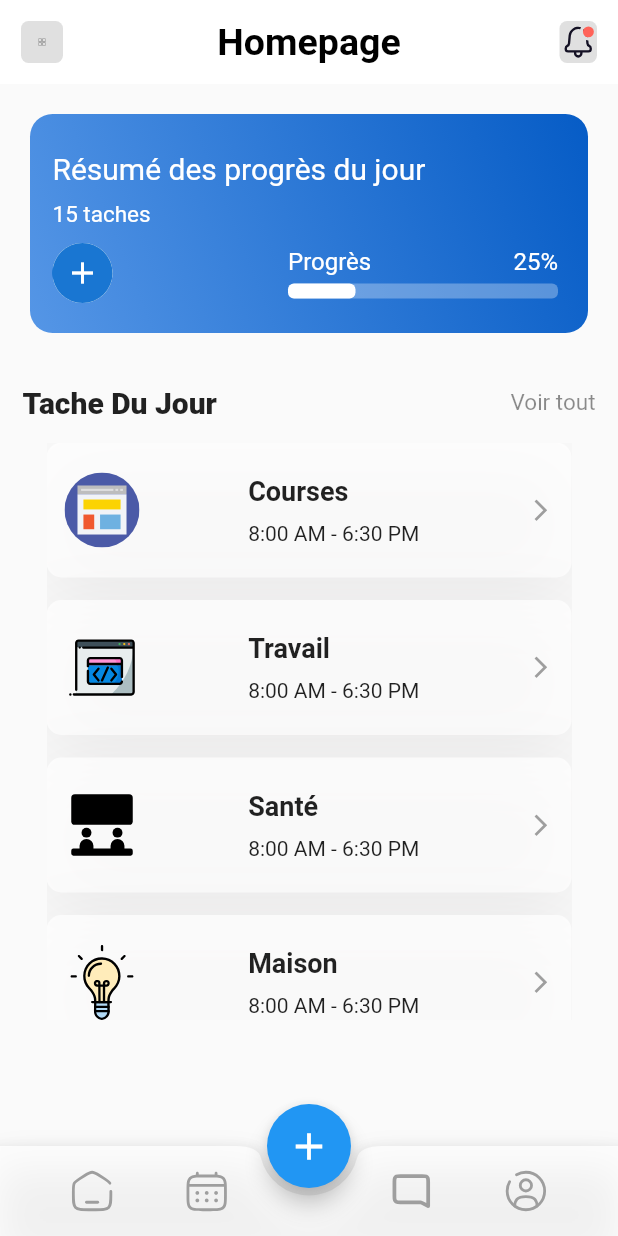
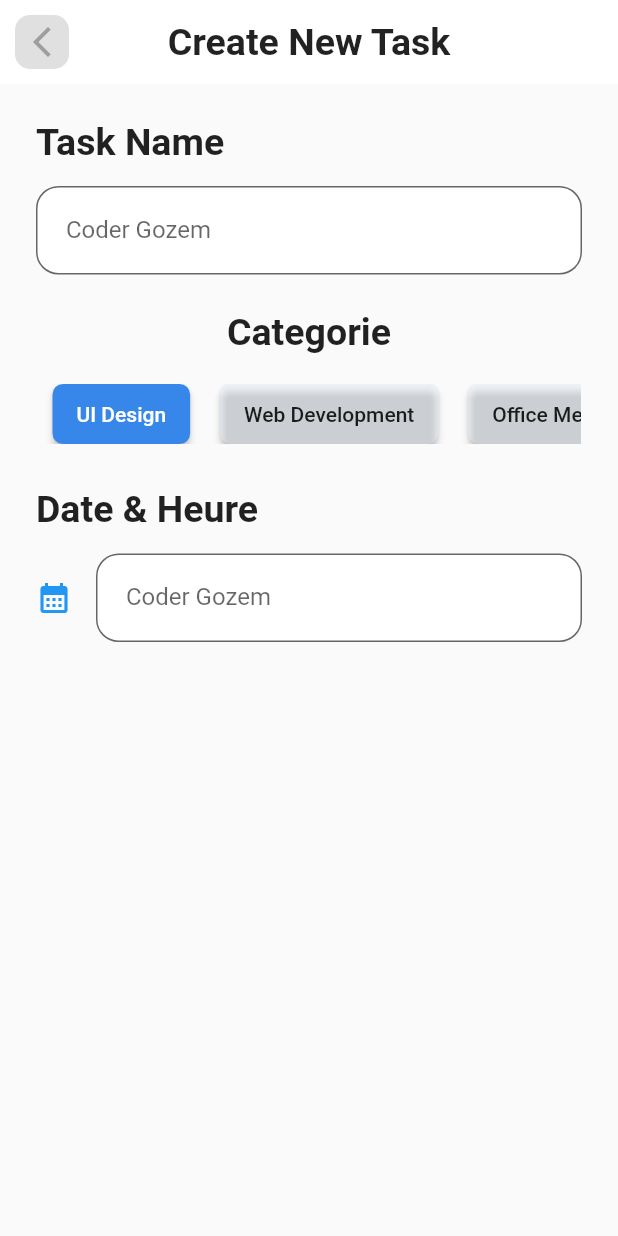
Before and after one commit to Just2sire/flutter_todo_app, a Flutter app: the FirstPage screen opened directly, after a tap on the "add" icon, on a phone screen of 412 x 824 dp. Run offline on Flutter 3.47's test engine with Material 2 defaults, Android fonts, the phone set to English and light mode, and no system bars; our stand-ins replace flutter_svg.

Commit message:
En cours de mise en place de la vue d'ajout des taches

```diff
--- /dev/null
+++ b/lib/Pages/add_todo.dart
@@ -0,0 +1,202 @@
+import 'package:flutter/material.dart';
+import 'package:flutter_svg/flutter_svg.dart';
+
+class TaskAdd extends StatefulWidget {
+  const TaskAdd({super.key});
+
+  @override
+  State<TaskAdd> createState() => _TaskAddState();
+}
+
+class _TaskAddState extends State<TaskAdd> {
+
+  // TextEditingController _taskName = TextEditingController();
+
+  List<Map<String, dynamic>> categories = [
+  {
+    "name": "UI Design",
+    "isSelected": true,
+  },
+  {
+    "name": "Web Development",
+    "isSelected": false,
+  },
+  {
+    "name": "Office Meetings",
+    "isSelected": false,
+  },
+  {
+    "name": "Dashboard Design",
+    "isSelected": false,
+  },
+  {
+    "name": "Autres",
+    "isSelected": false,
+  },
+];
+
+  void _setCategorySelected(int id) {
+    for (var category in categories) {
+      category['isSelected'] = false;
+    }
+    categories[id]['isSelected'] = true;
+  }
+
+  @override
+  Widget build(BuildContext context) {
+    return Scaffold(
+      appBar: AppBar(
+        title: const Text("Create New Task"),
+        centerTitle: true,
+        backgroundColor: Colors.white,
+        titleTextStyle: const TextStyle(
+          color: Colors.black87,
+          fontSize: 25,
+          fontWeight: FontWeight.w700,
+        ),
+        elevation: 0.0,
+        leading: Container(
+            margin: const EdgeInsets.all(10),
+            width: 10,
+            decoration: BoxDecoration(
+                color: Colors.black12, borderRadius: BorderRadius.circular(10)),
+            child: GestureDetector(
+              onTap: () {
+                Navigator.of(context).pop();
+              },
+              child: const Icon(
+                Icons.arrow_back_ios_new,
+                color: Colors.grey,
+              ),
+            )),
+      ),
+      body: Column(
+        // mainAxisAlignment: MainAxisAlignment.spaceBetween,
+        children: [
+          Container(
+            padding: const EdgeInsets.all(12),
+            margin: const EdgeInsets.all(12),
+            // height: 100,
+            child: const Column(
+              mainAxisAlignment: MainAxisAlignment.spaceBetween,
+              crossAxisAlignment: CrossAxisAlignment.start,
+              children: [
+                Text(
+                  "Task Name",
+                  style: TextStyle(fontSize: 25, fontWeight: FontWeight.bold),
+                ),
+                SizedBox(
+                  height: 15,
+                ),
+                TextField(
+                  decoration: InputDecoration(
+                      label: Text("Coder Gozem"),
+                      contentPadding: EdgeInsets.all(20),
+                      filled: true,
+                      fillColor: Colors.white,
+                      border: OutlineInputBorder(
+                          borderSide: BorderSide(color: Colors.grey, width: 1),
+                          borderRadius: BorderRadius.all(Radius.circular(15)))),
+                )
+              ],
+            ),
+          ),
+          Column(
+            children: [
+              const Text(
+                "Categorie",
+                style: TextStyle(fontSize: 25, fontWeight: FontWeight.bold),
+              ),
+              const SizedBox(
+                height: 15,
+              ),
+              Container(
+                // width: 350,
+                height: 50,
+                margin: const EdgeInsets.only(left: 20, right: 20),
+                padding: const EdgeInsets.all(5),
+                child: ListView.builder(
+                  shrinkWrap: true,
+                  scrollDirection: Axis.horizontal,
+                  itemCount: categories.length,
+                  itemBuilder: (context, index) {
+                    return Container(
+                      margin: const EdgeInsets.only(left: 10, right: 10),
+                      child: ElevatedButton(
+                        onPressed: () {
+                          setState(() {
+                            _setCategorySelected(index);
+                          });
+                        },
+                        style: ElevatedButton.styleFrom(
+                            backgroundColor: categories[index]['isSelected']
+                                ? const Color(0xFF3787EB)
+                                : const Color.fromRGBO(236, 244, 253, 0.4),
+                            // fixedSize: const Size(425, 50),
+                            shape: RoundedRectangleBorder(
+                                borderRadius: BorderRadius.circular(7))),
+                        child: Text(
+                          categories[index]['name'],
+                          style: TextStyle(
+                              color: categories[index]['isSelected'] ? Colors.white : Colors.black87),
+                        ),
+                      ),
+                    );
+                  },
+                  // children: [
+                  //   ElevatedButton(
+                  //     onPressed: () {},
+                  //     child: Text("Hello"),
+                  //     style: ElevatedButton.styleFrom(
+                  //         backgroundColor: const Color(0xFF3787EB),
+                  //         fixedSize: const Size(425, 50),
+                  //         shape: RoundedRectangleBorder(
+                  //             borderRadius: BorderRadius.circular(15)
+                  //         )
+                  //     ),
+                  // )
+                  // ],
+                ),
+              )
+            ],
+          ),
+          Container(
+            padding: const EdgeInsets.all(12),
+            margin: const EdgeInsets.all(12),
+            // height: 100,
+            child: const Column(
+              mainAxisAlignment: MainAxisAlignment.spaceBetween,
+              crossAxisAlignment: CrossAxisAlignment.start,
+              children: [
+                Text(
+                  "Date & Heure",
+                  style: TextStyle(fontSize: 25, fontWeight: FontWeight.bold),
+                ),
+                SizedBox(
+                  height: 15,
+                ),
+                TextField(
+                  // textInputAction: ,
+                  keyboardType: TextInputType.datetime,
+                  decoration: InputDecoration(
+                      // icon: SvgPicture.asset("assets/icons/calendar_icon.svg"),
+                      icon: Icon(Icons.calendar_month),
+                      iconColor: Colors.blue,
+                      label: Text("Coder Gozem"),
+                      contentPadding: EdgeInsets.all(20),
+                      filled: true,
+                      fillColor: Colors.white,
+                      border: OutlineInputBorder(
+                          borderSide: BorderSide(color: Colors.grey, width: 1),
+                          borderRadius: BorderRadius.all(Radius.circular(15))
+                      )
+                  ),
+                )
+              ],
+            ),
+          ),
+        ],
+      ),
+    );
+  }
+}
--- a/lib/Pages/home.dart
+++ b/lib/Pages/home.dart
@@ -1,7 +1,7 @@
 import 'package:flutter/material.dart';
 import 'package:flutter_svg/flutter_svg.dart';
 import 'package:flutter_todo_app/Models/todo.dart';
-// import 'package:flutter/src/material/bottom_navigation_bar.dart';
+import 'package:flutter_todo_app/Pages/add_todo.dart';
 
 class FirstPage extends StatefulWidget {
   const FirstPage({super.key});
@@ -25,7 +25,11 @@ class _FirstPageState extends State<FirstPage> {
       body: myBody(),
       floatingActionButtonLocation: FloatingActionButtonLocation.centerDocked,
       floatingActionButton: FloatingActionButton(
-          onPressed: () {},
+        onPressed: () {
+          Navigator.of(context).push(
+            MaterialPageRoute(builder: (context) => const TaskAdd())
+          );
+        },
         backgroundColor: Colors.blue,
         foregroundColor: Colors.white,
         mini: false,
@@ -34,7 +38,12 @@ class _FirstPageState extends State<FirstPage> {
           size: 30,
         ),
       ),
-        bottomNavigationBar: BottomAppBar(
+      bottomNavigationBar: myBottomNavBar(),
+    );
+  }
+
+  BottomAppBar myBottomNavBar() {
+    return BottomAppBar(
       notchMargin: 5.0,
       shape: const CircularNotchedRectangle(),
       color: Colors.white.withOpacity(0.8),
@@ -42,56 +51,26 @@ class _FirstPageState extends State<FirstPage> {
         mainAxisAlignment: MainAxisAlignment.spaceEvenly,
         children: [
           Padding(
-                padding: const EdgeInsets.only(
-                  top: 15,
-                  bottom: 15
-                ),
-                child: SvgPicture.asset(
-                  "assets/icons/home_icon.svg",
-                  color: Colors.grey,
-                  width: 30
-                )
-              ),
+              padding: const EdgeInsets.only(top: 15, bottom: 15),
+              child: SvgPicture.asset("assets/icons/home_icon.svg",
+                  color: Colors.grey, width: 30)),
           Padding(
-                padding: const EdgeInsets.only(
-                  right: 30,
-                  top: 15,
-                  bottom: 15
-                ),
-                child: SvgPicture.asset(
-                  "assets/icons/calendar_icon.svg",
-                  color: Colors.grey,
-                  width: 30
-                )
-              ),
+              padding: const EdgeInsets.only(right: 30, top: 15, bottom: 15),
+              child: SvgPicture.asset("assets/icons/calendar_icon.svg",
+                  color: Colors.grey, width: 30)),
           Padding(
-                padding: const EdgeInsets.only(
-                  left: 30,
-                  top: 15,
-                  bottom: 15
-                ),
-                child: SvgPicture.asset(
-                  "assets/icons/message_icon.svg",
-                  color: Colors.grey,
-                  width: 30
-                )
-              ),
+              padding: const EdgeInsets.only(left: 30, top: 15, bottom: 15),
+              child: SvgPicture.asset("assets/icons/message_icon.svg",
+                  color: Colors.grey, width: 30)),
           Padding(
-                padding: const EdgeInsets.only(
-                  top: 15,
-                  bottom: 15
-                ),
-                child: SvgPicture.asset(
-                  "assets/icons/user_circle_icon.svg",
-                  color: Colors.grey,
-                  width: 30
-                )
-              )
+              padding: const EdgeInsets.only(top: 15, bottom: 15),
+              child: SvgPicture.asset("assets/icons/user_circle_icon.svg",
+                  color: Colors.grey, width: 30))
         ],
-          ),
       ),
     );
   }
+
   Column myBody() {
     return Column(
       mainAxisAlignment: MainAxisAlignment.start,
@@ -102,7 +81,8 @@ class _FirstPageState extends State<FirstPage> {
           padding: const EdgeInsets.all(20),
           child: Container(
               width: 450,
-              padding: const EdgeInsets.only(left: 10, top: 20, bottom: 15, right: 15),
+              padding: const EdgeInsets.only(
+                  left: 10, top: 20, bottom: 15, right: 15),
               alignment: Alignment.topLeft,
               decoration: BoxDecoration(
                 borderRadius: BorderRadius.circular(15),
@@ -353,33 +333,35 @@ class _FirstPageState extends State<FirstPage> {
       ],
     );
   }
+
   AppBar myAppBar() {
     return AppBar(
       title: const Text("Homepage"),
       centerTitle: true,
       backgroundColor: Colors.white,
       titleTextStyle: const TextStyle(
-        color: Colors.black,
+        color: Colors.black87,
         fontSize: 25,
         fontWeight: FontWeight.w700,
       ),
       elevation: 0.0,
       // leading: const Icon(Icons.apps_rounded, color: Colors.black,),
       leading: Container(
-        margin: const EdgeInsets.all(14),
+        margin: const EdgeInsets.all(10),
         alignment: Alignment.center,
         decoration: BoxDecoration(
             borderRadius: BorderRadius.circular(5),
             boxShadow: const [BoxShadow(color: Colors.black12)]),
         child: SvgPicture.asset(
           "assets/icons/apps_icon.svg",
-          width: 5,
-          height: 15,
+          width: 10,
+          height: 20,
         ),
       ),
       actions: [
         Container(
-          margin: const EdgeInsets.all(14),
+          margin: const EdgeInsets.only(top: 13, bottom: 4, right: 10, left: 10),
+          padding: const EdgeInsets.only(right: 5, left: 5),
           alignment: Alignment.center,
           decoration: BoxDecoration(
               borderRadius: BorderRadius.circular(5),
@@ -389,7 +371,7 @@ class _FirstPageState extends State<FirstPage> {
                 )
               ]),
           child: SvgPicture.asset(
-            "assets/icons/notification_icon.svg",
+            "assets/icons/notif_icon.svg",
             width: 25,
             height: 25,
           ),
--- a/lib/main.dart
+++ b/lib/main.dart
@@ -69,12 +69,6 @@ class SplashScreen extends StatelessWidget {
               ),
               ElevatedButton(
                 onPressed: () => {
-                  // Navigator.push(
-                  //   context,
-                  //   MaterialPageRoute(
-                  //     builder: (context) => FirstPage(),
-                  //   ),
-                  // ),
                   Navigator.of(context).push(
                     MaterialPageRoute(builder: (context) => const FirstPage())
                   )
```
Also changed, not shown: assets/icons/notif_icon.svg (added). Lines whose indentation alone changed are shown as unchanged.
